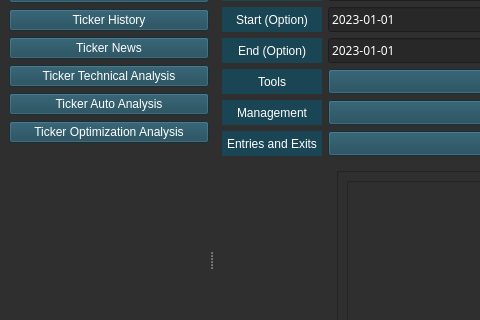
Above: Ui_File/main.ui from domainyman/Stock_backtest_py before the change; both pictures show x 0 to 480 and y 207 to 527 of the 1028 by 829 pixel window. Below: the same form after it.
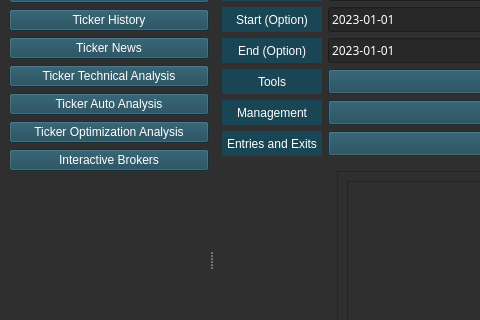
That is the form after the change. The open tabs and pages were chosen to show the change.

```diff
--- a/Ui_File/main.ui
+++ b/Ui_File/main.ui
@@ -181,11 +181,6 @@
            <height>16777215</height>
           </size>
          </property>
-         <layout class="QVBoxLayout" name="verticalLayout_2">
-          <property name="sizeConstraint">
-           <enum>QLayout::SetMinimumSize</enum>
-          </property>
-          <item>
            <layout class="QVBoxLayout" name="verticalLayout">
             <item>
              <widget class="QLabel" name="Label_Logo">
@@ -288,6 +283,17 @@
               </property>
              </widget>
             </item>
+          <item>
+           <widget class="QPushButton" name="Btn_ib">
+            <property name="styleSheet">
+             <string notr="true">color: rgb(255, 255, 255);
+background-color: rgb(25, 69, 85);</string>
+            </property>
+            <property name="text">
+             <string>Interactive Brokers</string>
+            </property>
+           </widget>
+          </item>
             <item>
              <spacer name="verticalSpacer">
               <property name="orientation">
@@ -295,8 +301,8 @@
               </property>
               <property name="sizeHint" stdset="0">
                <size>
-                <width>0</width>
-                <height>0</height>
+              <width>13</width>
+              <height>374</height>
                </size>
               </property>
              </spacer>
@@ -313,8 +319,6 @@
              </widget>
             </item>
            </layout>
-          </item>
-         </layout>
         </widget>
         <widget class="QWidget" name="rightwidget" native="true">
          <property name="sizePolicy">
```
Left out of the diff: 12 changed lines with no effect on the pictures. Lines whose indentation alone changed are shown as unchanged.
